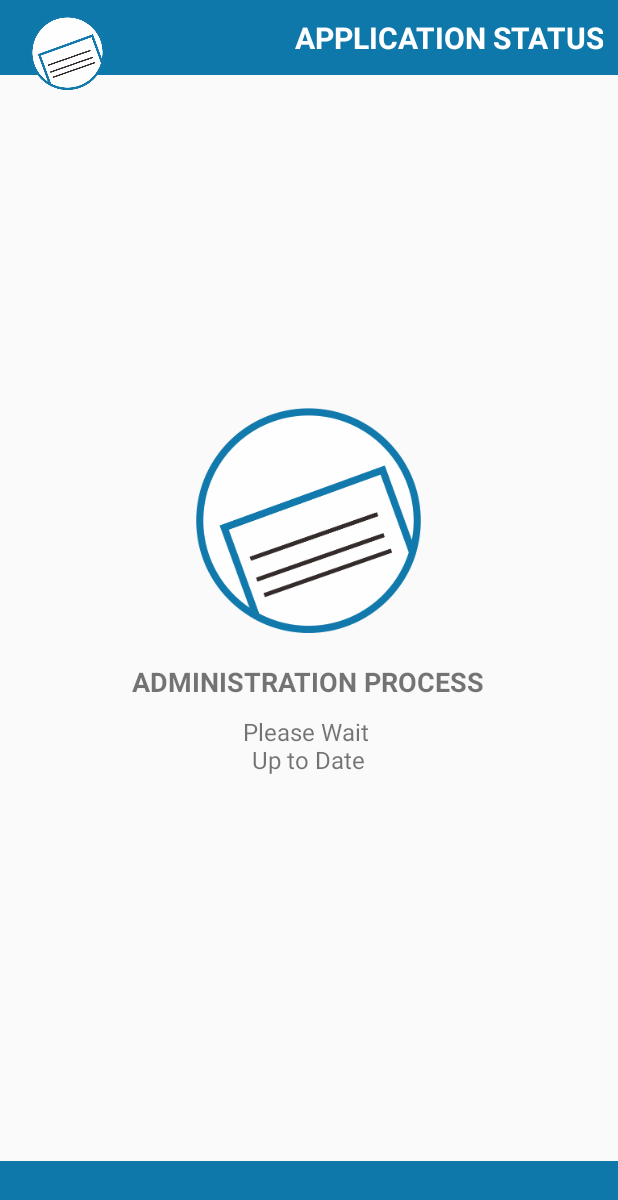
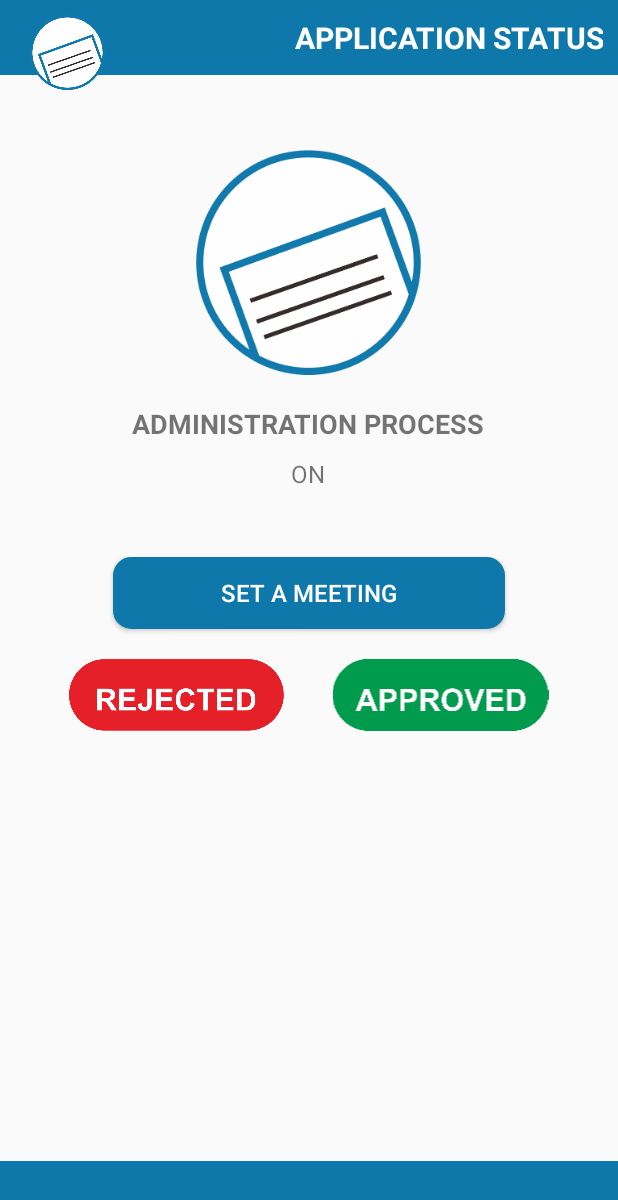
Before and after one commit to satryaway/TemanUsahaPartner, an Android app: the AdministrationProcessActivity screen opened directly, with no data from a screen before it, on a phone screen of 412 x 824 dp. Shown: the top 1200 px of the screen. Run offline under Robolectric (Android 15) with nearby library versions, the light colour scheme and no system bars; libraries missing offline, so code that uses them is left out: com.loopj.android, cz.msebera.android.

Commit message:
App Status

```diff
--- a/app/src/main/AndroidManifest.xml
+++ b/app/src/main/AndroidManifest.xml
@@ -73,6 +73,7 @@
         <activity android:name=".AppStatusActivity" />
         <activity android:name=".ForgotPasswordActivity" />
         <activity android:name=".PartnerProfileActivity" />
+        <activity android:name=".SetUpMeetingActivity" />
         <activity android:name=".SignUpActivity" android:windowSoftInputMode="adjustPan" />
 
         <receiver
--- a/app/src/main/java/com/samstudio/temanusahapartner/AdministrationProcessActivity.java
+++ b/app/src/main/java/com/samstudio/temanusahapartner/AdministrationProcessActivity.java
@@ -1,11 +1,24 @@
 package com.samstudio.temanusahapartner;
 
+import android.app.ProgressDialog;
 import android.content.Intent;
 import android.os.Bundle;
 import android.support.v7.app.AppCompatActivity;
+import android.view.View;
+import android.widget.Button;
+import android.widget.ImageView;
 import android.widget.TextView;
+import android.widget.Toast;
 
+import com.loopj.android.http.JsonHttpResponseHandler;
+import com.loopj.android.http.RequestParams;
+import com.samstudio.temanusahapartner.util.APIAgent;
 import com.samstudio.temanusahapartner.util.CommonConstants;
+
+import org.json.JSONException;
+import org.json.JSONObject;
+
+import cz.msebera.android.httpclient.Header;
 
 
 /**
@@ -15,6 +28,10 @@ import com.samstudio.temanusahapartner.util.CommonConstants;
 public class AdministrationProcessActivity extends AppCompatActivity {
     private String date;
     private TextView dateTV;
+    private ImageView confirmAppIV, cancelAppIV;
+    private String appID;
+    private Button setUpMeetingBtn;
+
 
     @Override
     protected void onCreate(Bundle savedInstanceState) {
@@ -29,17 +46,90 @@ public class AdministrationProcessActivity extends AppCompatActivity {
     private void handleIntent() {
         Intent intent = getIntent();
         date = intent.getStringExtra(CommonConstants.DATE);
+        appID = intent.getStringExtra(CommonConstants.APP_ID);
     }
 
     private void initUI() {
         setContentView(R.layout.administration_process_layout);
         dateTV = (TextView) findViewById(R.id.date_tv);
+        confirmAppIV = (ImageView) findViewById(R.id.confirm_app_iv);
+        cancelAppIV = (ImageView) findViewById(R.id.cancel_app_iv);
+        setUpMeetingBtn = (Button) findViewById(R.id.meetup_btn);
     }
 
     private void setCallBack() {
 
+        confirmAppIV.setOnClickListener(new View.OnClickListener() {
+            @Override
+            public void onClick(View v) {
+                saveApplication(true);
+            }
+        });
+
+        cancelAppIV.setOnClickListener(new View.OnClickListener() {
+            @Override
+            public void onClick(View v) {
+                saveApplication(false);
+            }
+        });
+
+        setUpMeetingBtn.setOnClickListener(new View.OnClickListener() {
+            @Override
+            public void onClick(View v) {
+                Intent intent = new Intent(AdministrationProcessActivity.this, SetUpMeetingActivity.class);
+                intent.putExtra(CommonConstants.APP_ID, appID);
+                startActivity(intent);
+            }
+        });
     }
 
+    private void saveApplication(boolean b) {
+        String url = CommonConstants.SERVICE_PROCESS_APPLICATION;
+
+        RequestParams requestParams = new RequestParams();
+        requestParams.put(CommonConstants.APPLICATION_ID, appID);
+        requestParams.put(CommonConstants.STATUS, b ? CommonConstants.APPROVED : CommonConstants.REJECTED);
+
+        final ProgressDialog progressDialog = new ProgressDialog(this);
+        progressDialog.setMessage(getString(R.string.please_wait));
+
+        APIAgent.post(url, requestParams, new JsonHttpResponseHandler() {
+            @Override
+            public void onStart() {
+                progressDialog.show();
+            }
+
+            @Override
+            public void onFinish() {
+                progressDialog.hide();
+            }
+
+            @Override
+            public void onSuccess(int statusCode, Header[] headers, JSONObject response) {
+                try {
+                    int status = response.getInt(CommonConstants.STATUS);
+                    if (status == CommonConstants.STATUS_OK) {
+                        Toast.makeText(AdministrationProcessActivity.this, response.getString(CommonConstants.MESSAGE), Toast.LENGTH_SHORT).show();
+                        Intent intent = new Intent(AdministrationProcessActivity.this, AppStatusActivity.class);
+                        intent.addFlags(Intent.FLAG_ACTIVITY_CLEAR_TOP);
+                        startActivity(intent);
+                    }
+                } catch (JSONException e) {
+                    e.printStackTrace();
+                }
+            }
+
+            @Override
+            public void onFailure(int statusCode, Header[] headers, String responseString, Throwable throwable) {
+                Toast.makeText(AdministrationProcessActivity.this, R.string.RTO, Toast.LENGTH_SHORT).show();
+            }
+
+            @Override
+            public void onFailure(int statusCode, Header[] headers, Throwable throwable, JSONObject errorResponse) {
+                Toast.makeText(AdministrationProcessActivity.this, R.string.SERVER_ERROR, Toast.LENGTH_SHORT).show();
+            }
+        });
+    }
     private void setData() {
         dateTV.setText(date);
     }
--- a/app/src/main/java/com/samstudio/temanusahapartner/adapters/AppStatusListAdapter.java
+++ b/app/src/main/java/com/samstudio/temanusahapartner/adapters/AppStatusListAdapter.java
@@ -72,9 +72,9 @@ public class AppStatusListAdapter extends BaseAdapter {
             holder = (ViewHolder) convertView.getTag();
         }
 
-        imageLoader.display(holder.partnerPicIV, CommonConstants.SERVICE_PROFILE_PIC_PARTNER + applicationList.get(position).getPartner().getProfilePicture());
-        holder.partnerNameTV.setText(applicationList.get(position).getPartner().getFirstName() + " " + applicationList.get(position).getPartner().getLastName());
-        holder.ptNameTV.setText(applicationList.get(position).getPartner().getCompany());
+        imageLoader.display(holder.partnerPicIV, CommonConstants.SERVICE_PROFILE_PIC_PARTNER + applicationList.get(position).getCustomer().getProfilePicture());
+        holder.partnerNameTV.setText(applicationList.get(position).getCustomer().getFirstName() + " " + applicationList.get(position).getCustomer().getLastName());
+        holder.ptNameTV.setText(applicationList.get(position).getCustomer().getCompanyName());
         holder.statusTV.setText(TextConverter.convertStatsCodeToString(applicationList.get(position).getStatus()));
         holder.dateTV.setText(applicationList.get(position).getDatetime());
 
--- a/app/src/main/java/com/samstudio/temanusahapartner/fragments/AppStatusFragment.java
+++ b/app/src/main/java/com/samstudio/temanusahapartner/fragments/AppStatusFragment.java
@@ -79,6 +79,7 @@ public class AppStatusFragment extends Fragment {
                     case "administration process":
                         intent = new Intent(getActivity(), AdministrationProcessActivity.class);
                         intent.putExtra(CommonConstants.DATE, applicationList.get(position).getDatetime());
+                        intent.putExtra(CommonConstants.APP_ID, applicationList.get(position).getId());
                         break;
 
                     case "meet up":
@@ -122,7 +123,7 @@ public class AppStatusFragment extends Fragment {
     private void getData() {
         /*applicationList = position == 0 ? Seeder.getPartners() : Seeder.getPartnersWithResult();
         listAdapter.update(applicationList);*/
-        String url = CommonConstants.SERVICE_GET_CONNECTED_PARTNER + TemanUsahaApplication.getInstance().getSharedPreferences().getInt(CommonConstants.ID, 1);
+        String url = CommonConstants.SERVICE_GET_USERS_LIST + TemanUsahaApplication.getInstance().getSharedPreferences().getInt(CommonConstants.ID, 1);
         final ProgressDialog progressDialog = new ProgressDialog(getActivity());
         progressDialog.setMessage(getString(R.string.please_wait));
 
@@ -150,7 +151,7 @@ public class AppStatusFragment extends Fragment {
                                 applicationList.add(application);
                             }
 
-                            if (position == 1 && (application.getStatus().equals(CommonConstants.CONFIRMED) || application.getStatus().equals(CommonConstants.REJECTED))) {
+                            if (position == 1 && (application.getStatus().equals(CommonConstants.CONFIRMED) || application.getStatus().equals(CommonConstants.REJECTED) || application.getStatus().equals(CommonConstants.CANCELLED))) {
                                 applicationList.add(application);
                             }
                         }
--- a/app/src/main/java/com/samstudio/temanusahapartner/util/CommonConstants.java
+++ b/app/src/main/java/com/samstudio/temanusahapartner/util/CommonConstants.java
@@ -26,7 +26,8 @@ public class CommonConstants {
     public static String SERVICE_PROFILE_PIC = BASE_URL + "images/profile_pictures/users/";
     public static String SERVICE_PROFILE_PIC_PARTNER = BASE_URL + "images/profile_pictures/partners/";
     public static String SERVICE_GET_PARTNER_LIST = BASE_URL + "loan/list_partners/";
-    public static String SERVICE_GET_APPLICANT_LIST = BASE_URL + "loan/list_users/";
+    public static String SERVICE_GET_APPLICANT_LIST = BASE_URL + "loan/list_applied_users/";
+    public static String SERVICE_GET_USERS_LIST = BASE_URL + "loan/list_users/";
     public static String SERVICE_SAVE_APPLICATION = BASE_URL + "loan/save_application";
     public static String SERVICE_PROCESS_APPLICATION = BASE_URL + "loan/process_application";
     public static String SERVICE_GET_CONNECTED_PARTNER = BASE_URL + "loan/list_connected_partners/";
@@ -109,4 +110,5 @@ public class CommonConstants {
     public static String PROCESS_DATETIME = "process_datetime";
     public static String MEETUP_DATETIME = "meetup_datetime";
     public static String MEETUP_VENUE = "meetup_venue";
+    public static String NOTES = "notes";
 }
--- a/app/src/main/java/com/samstudio/temanusahapartner/util/TextConverter.java
+++ b/app/src/main/java/com/samstudio/temanusahapartner/util/TextConverter.java
@@ -15,9 +15,9 @@ public class TextConverter {
         Context context = TemanUsahaApplication.getInstance();
         String convertedCode = "";
         switch (code) {
-            case "administration process" : convertedCode = context.getString(R.string.administration_process); break;
+            case "administration process" : convertedCode = context.getString(R.string.waiting_for_approval); break;
             case "meet up" : convertedCode = context.getString(R.string.meet_up_process); break;
-            case "approved" : convertedCode = context.getString(R.string.waiting_for_approval); break;
+            case "approved" : convertedCode = context.getString(R.string.waiting_for_confirmation); break;
             case "confirmed" : convertedCode = context.getString(R.string.confirmed); break;
             case "cancelled" : convertedCode = context.getString(R.string.cancelled); break;
             default: convertedCode = context.getString(R.string.rejected); break;
--- /dev/null
+++ b/app/src/main/res/drawable/blue_rounded_corner_edittext.xml
@@ -0,0 +1,18 @@
+<shape xmlns:android="http://schemas.android.com/apk/res/android"
+    android:shape="rectangle">
+
+    <solid android:color="@color/blue_app" />
+
+    <stroke
+        android:width="2dp"
+        android:color="@color/blue_app" />
+
+    <padding
+        android:bottom="5dp"
+        android:left="5dp"
+        android:right="5dp"
+        android:top="5dp" />
+
+    <corners android:radius="11dp" />
+
+</shape>
--- a/app/src/main/res/layout/administration_process_layout.xml
+++ b/app/src/main/res/layout/administration_process_layout.xml
@@ -7,12 +7,12 @@
 
 
     <LinearLayout
+        android:id="@+id/body_wrapper"
         android:layout_width="wrap_content"
         android:layout_height="wrap_content"
         android:layout_centerHorizontal="true"
-        android:layout_centerVertical="true"
-        android:orientation="vertical"
-        >
+        android:layout_marginTop="100dp"
+        android:orientation="vertical">
 
         <ImageView
             android:layout_width="150dp"
@@ -36,7 +36,7 @@
             android:layout_width="wrap_content"
             android:layout_height="wrap_content"
             android:layout_gravity="center_horizontal"
-            android:text="@string/please_wait_up_to_date"
+            android:text="@string/on"
             android:gravity="center"
             android:layout_marginTop="10dp"
             android:textSize="16sp"
@@ -47,13 +47,54 @@
             android:layout_width="wrap_content"
             android:layout_height="wrap_content"
             android:layout_gravity="center_horizontal"
-            android:text="@string/default_date"
             android:gravity="center"
             android:layout_marginTop="10dp"
             android:textStyle="bold"
             android:textSize="18sp"
             />
 
+    </LinearLayout>
+
+    <Button
+        android:id="@+id/meetup_btn"
+        android:layout_width="match_parent"
+        android:layout_height="wrap_content"
+        android:layout_below="@+id/body_wrapper"
+        android:layout_marginRight="75dp"
+        android:background="@drawable/blue_rounded_corner_edittext"
+        android:layout_marginLeft="75dp"
+        android:text="Set A Meeting"
+        android:textColor="@color/white"
+        android:textSize="16sp"
+        android:layout_marginTop="10dp"/>
+
+    <LinearLayout
+        android:layout_width="match_parent"
+        android:layout_height="wrap_content"
+        android:layout_below="@+id/meetup_btn"
+        android:layout_marginLeft="30dp"
+        android:layout_marginRight="30dp"
+        android:layout_marginTop="10dp"
+        android:orientation="horizontal"
+        android:weightSum="2">
+
+        <ImageView
+            android:id="@+id/cancel_app_iv"
+            android:layout_width="wrap_content"
+            android:layout_height="wrap_content"
+            android:layout_weight="1"
+            android:contentDescription="@string/nothing"
+            android:padding="10dp"
+            android:src="@drawable/reject" />
+
+        <ImageView
+            android:id="@+id/confirm_app_iv"
+            android:layout_width="wrap_content"
+            android:layout_height="wrap_content"
+            android:layout_weight="1"
+            android:contentDescription="@string/nothing"
+            android:padding="10dp"
+            android:src="@drawable/approve" />
 
     </LinearLayout>
 
```
Also changed, not shown: app/src/main/java/com/samstudio/temanusahapartner/SetUpMeetingActivity.java (added, +173 -0 lines), app/src/main/java/com/samstudio/temanusahapartner/entities/Customer.java (+9 -1 lines), app/src/main/java/com/samstudio/temanusahapartner/util/Utility.java (+7 -8 lines), app/src/main/res/layout/date_time_picker.xml (added, +30 -0 lines), app/src/main/res/layout/set_a_meeting_layout.xml (added, +144 -0 lines), app/src/main/res/values/strings.xml (+9 -0 lines).
